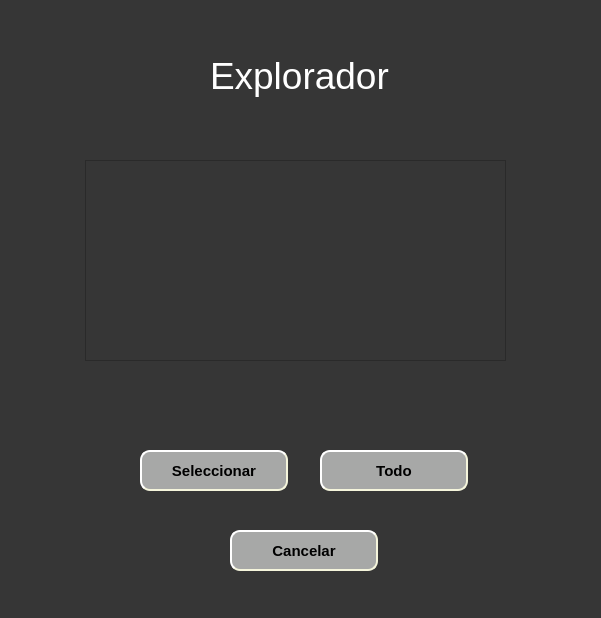
Qt form view/explorador.ui (L3NNYN/TAREA3) before a commit.
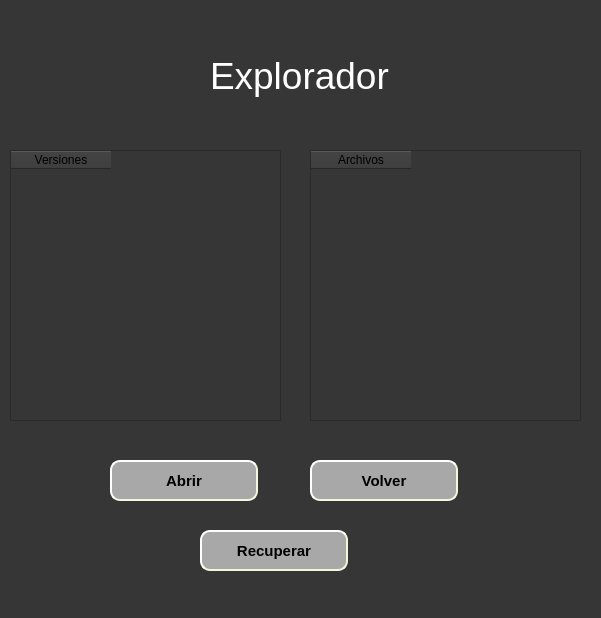
The same form after that commit.

What changed in the file:
```diff
--- a/view/explorador.ui
+++ b/view/explorador.ui
@@ -35,8 +35,8 @@
   <widget class="QPushButton" name="btnselect">
    <property name="geometry">
     <rect>
-     <x>140</x>
-     <y>450</y>
+     <x>110</x>
+     <y>460</y>
      <width>148</width>
      <height>41</height>
     </rect>
@@ -45,29 +45,44 @@
     <string notr="true">background-color: rgb(167,168,167);;border-style: outset;border-width: 2px;  border-radius: 10px;border-color: beige; font: bold 15px; min-width: 8em;</string>
    </property>
    <property name="text">
-    <string>Seleccionar</string>
-   </property>
-  </widget>
-  <widget class="QPushButton" name="btntodo">
-   <property name="geometry">
-    <rect>
-     <x>320</x>
-     <y>450</y>
-     <width>148</width>
-     <height>41</height>
-    </rect>
-   </property>
-   <property name="styleSheet">
-    <string notr="true">background-color: rgb(167,168,167);;border-style: outset;border-width: 2px;  border-radius: 10px;border-color: beige; font: bold 15px; min-width: 8em;</string>
-   </property>
-   <property name="text">
-    <string>Todo</string>
+    <string>Abrir</string>
    </property>
   </widget>
   <widget class="QPushButton" name="btncancelar">
    <property name="geometry">
     <rect>
-     <x>230</x>
+     <x>310</x>
+     <y>460</y>
+     <width>148</width>
+     <height>41</height>
+    </rect>
+   </property>
+   <property name="styleSheet">
+    <string notr="true">background-color: rgb(167,168,167);;border-style: outset;border-width: 2px;  border-radius: 10px;border-color: beige; font: bold 15px; min-width: 8em;</string>
+   </property>
+   <property name="text">
+    <string>Volver</string>
+   </property>
+  </widget>
+  <widget class="QTableWidget" name="tbexplorar">
+   <property name="geometry">
+    <rect>
+     <x>10</x>
+     <y>150</y>
+     <width>271</width>
+     <height>271</height>
+    </rect>
+   </property>
+   <column>
+    <property name="text">
+     <string>Versiones</string>
+    </property>
+   </column>
+  </widget>
+  <widget class="QPushButton" name="btnrecuperar">
+   <property name="geometry">
+    <rect>
+     <x>200</x>
      <y>530</y>
      <width>148</width>
      <height>41</height>
@@ -77,18 +92,23 @@
     <string notr="true">background-color: rgb(167,168,167);;border-style: outset;border-width: 2px;  border-radius: 10px;border-color: beige; font: bold 15px; min-width: 8em;</string>
    </property>
    <property name="text">
-    <string>Cancelar</string>
+    <string>Recuperar</string>
    </property>
   </widget>
   <widget class="QTableWidget" name="tableWidget">
    <property name="geometry">
     <rect>
-     <x>85</x>
-     <y>160</y>
-     <width>421</width>
-     <height>201</height>
+     <x>310</x>
+     <y>150</y>
+     <width>271</width>
+     <height>271</height>
     </rect>
    </property>
+   <column>
+    <property name="text">
+     <string>Archivos</string>
+    </property>
+   </column>
   </widget>
  </widget>
  <resources/>
```
Left out of the diff: 2 changed lines with no effect on the pictures.
